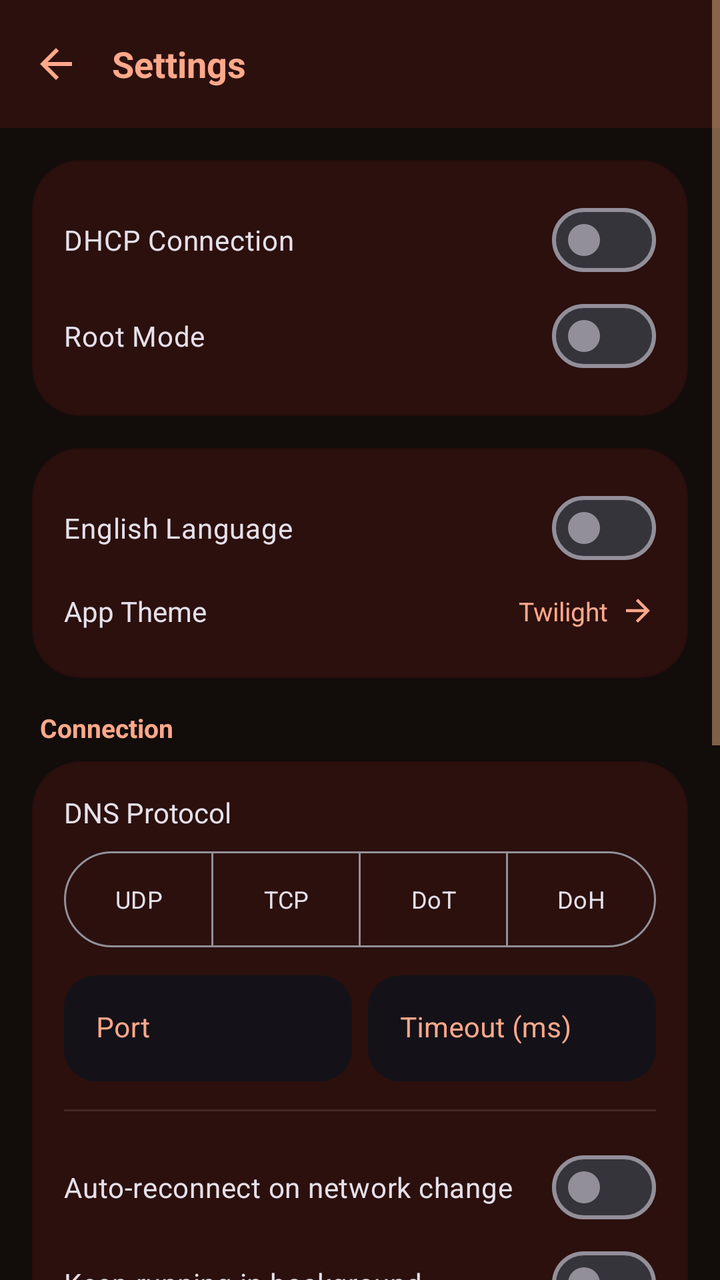
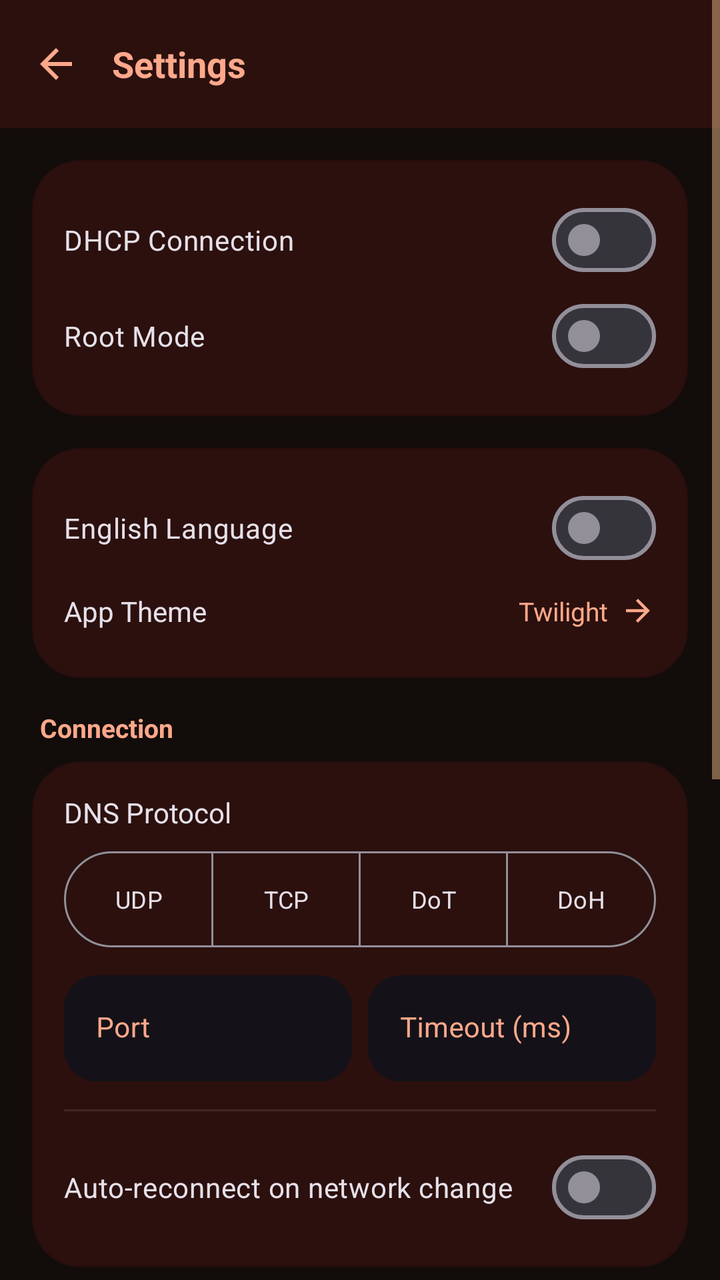

Two renders of the same Android screen: before a commit and after it. Below are the layout's source before the change and the commit's diff.
<!-- AndroidManifest.xml: application theme AppTheme -->
<!-- res/layout/settings_activity.xml -->
<?xml version="1.0" encoding="utf-8"?>
<ScrollView xmlns:android="http://schemas.android.com/apk/res/android"
    xmlns:app="http://schemas.android.com/apk/res-auto"
    android:layout_width="match_parent"
    android:layout_height="match_parent"
    android:background="?attr/colorPrimaryDark"
    android:fillViewport="true">

    <LinearLayout
        android:layout_width="match_parent"
        android:layout_height="wrap_content"
        android:orientation="vertical">

        <LinearLayout
            android:layout_width="match_parent"
            android:layout_height="?attr/actionBarSize"
            android:background="?attr/colorPrimary"
            android:gravity="center_vertical"
            android:orientation="horizontal"
            android:paddingHorizontal="16dp">

            <ImageView
                android:id="@+id/back_button"
                android:layout_width="24dp"
                android:layout_height="24dp"
                android:src="@drawable/ic_back"
                android:tint="?attr/colorAccent"
                android:clickable="true"
                android:focusable="true"/>

            <TextView
                android:id="@+id/settings_title_text"
                android:layout_width="wrap_content"
                android:layout_height="wrap_content"
                android:layout_marginStart="16dp"
                android:text="Settings"
                android:textColor="?attr/colorOnPrimary"
                android:textSize="18sp"
                android:textStyle="bold" />
        </LinearLayout>

        <LinearLayout
            android:layout_width="match_parent"
            android:layout_height="wrap_content"
            android:orientation="vertical"
            android:padding="16dp">

            <com.google.android.material.card.MaterialCardView
                android:layout_width="match_parent"
                android:layout_height="wrap_content"
                android:layout_marginBottom="16dp"
                app:cardCornerRadius="24dp"
                app:cardElevation="0dp"
                app:strokeWidth="1dp"
                app:strokeColor="#1A000000"
                app:cardBackgroundColor="?attr/colorPrimary">

                <LinearLayout
                    android:layout_width="match_parent"
                    android:layout_height="wrap_content"
                    android:orientation="vertical"
                    android:padding="16dp">

                    <com.google.android.material.materialswitch.MaterialSwitch
                        android:id="@+id/dhcp_switch"
                        android:layout_width="match_parent"
                        android:layout_height="wrap_content"
                        android:text="DHCP Connection"
                        android:textColor="?attr/colorOnSurface"
                        android:textSize="14sp"
                        android:paddingVertical="8dp"/>

                    <com.google.android.material.materialswitch.MaterialSwitch
                        android:id="@+id/root_switch"
                        android:layout_width="match_parent"
                        android:layout_height="wrap_content"
                        android:text="Root Mode"
                        android:textColor="?attr/colorOnSurface"
                        android:textSize="14sp"
                        android:paddingVertical="8dp"/>
                </LinearLayout>
            </com.google.android.material.card.MaterialCardView>

            <com.google.android.material.card.MaterialCardView
                android:layout_width="match_parent"
                android:layout_height="wrap_content"
                android:layout_marginBottom="16dp"
                app:cardCornerRadius="24dp"
                app:cardElevation="0dp"
                app:strokeWidth="1dp"
                app:strokeColor="#1A000000"
                app:cardBackgroundColor="?attr/colorPrimary">

                <LinearLayout
                    android:layout_width="match_parent"
                    android:layout_height="wrap_content"
                    android:orientation="vertical"
                    android:padding="16dp">

                    <com.google.android.material.materialswitch.MaterialSwitch
                        android:id="@+id/lang_switch"
                        android:layout_width="match_parent"
                        android:layout_height="wrap_content"
                        android:text="English Language"
                        android:textColor="?attr/colorOnSurface"
                        android:textSize="14sp"
                        android:paddingVertical="8dp"/>

                    <LinearLayout
                        android:id="@+id/theme_picker_row"
                        android:layout_width="match_parent"
                        android:layout_height="wrap_content"
                        android:orientation="horizontal"
                        android:gravity="center_vertical"
                        android:paddingVertical="8dp"
                        android:clickable="true"
                        android:focusable="true"
                        android:background="@drawable/dialog_item_pressed">

                        <TextView
                            android:id="@+id/theme_picker_label"
                            android:layout_width="0dp"
                            android:layout_weight="1"
                            android:layout_height="wrap_content"
                            android:text="App Theme"
                            android:textColor="?attr/colorOnSurface"
                            android:textSize="14sp"/>

                        <TextView
                            android:id="@+id/theme_picker_value"
                            android:layout_width="wrap_content"
                            android:layout_height="wrap_content"
                            android:layout_marginEnd="6dp"
                            android:textColor="?attr/colorAccent"
                            android:textSize="13sp"
                            android:text="Twilight"/>

                        <ImageView
                            android:layout_width="18dp"
                            android:layout_height="18dp"
                            android:src="@drawable/ic_back"
                            android:rotation="180"
                            app:tint="?attr/colorAccent"/>
                    </LinearLayout>
                </LinearLayout>
            </com.google.android.material.card.MaterialCardView>

            <TextView
                android:id="@+id/connection_section_label"
                android:layout_width="wrap_content"
                android:layout_height="wrap_content"
                android:layout_marginStart="4dp"
                android:layout_marginBottom="8dp"
                android:text="Connection"
                android:textColor="?attr/colorAccent"
                android:textSize="13sp"
                android:textStyle="bold"/>

            <com.google.android.material.card.MaterialCardView
                android:layout_width="match_parent"
                android:layout_height="wrap_content"
                android:layout_marginBottom="16dp"
                app:cardCornerRadius="24dp"
                app:cardElevation="0dp"
                app:strokeWidth="1dp"
                app:strokeColor="#1A000000"
                app:cardBackgroundColor="?attr/colorPrimary">

                <LinearLayout
                    android:layout_width="match_parent"
                    android:layout_height="wrap_content"
                    android:orientation="vertical"
                    android:padding="16dp">

                    <TextView
                        android:id="@+id/protocol_label"
                        android:layout_width="wrap_content"
                        android:layout_height="wrap_content"
                        android:layout_marginBottom="10dp"
                        android:text="DNS Protocol"
                        android:textColor="?attr/colorOnSurface"
                        android:textSize="14sp"/>

                    <com.google.android.material.button.MaterialButtonToggleGroup
                        android:id="@+id/protocol_toggle_group"
                        android:layout_width="match_parent"
                        android:layout_height="wrap_content"
                        android:layout_marginBottom="14dp"
                        app:singleSelection="true"
                        app:selectionRequired="true">

                        <com.google.android.material.button.MaterialButton
                            android:id="@+id/btn_protocol_udp"
                            style="@style/Widget.Material3.Button.OutlinedButton"
                            android:layout_width="0dp"
                            android:layout_height="wrap_content"
                            android:layout_weight="1"
                            android:insetTop="0dp"
                            android:insetBottom="0dp"
                            android:text="UDP"
                            android:textSize="12sp"/>

                        <com.google.android.material.button.MaterialButton
                            android:id="@+id/btn_protocol_tcp"
                            style="@style/Widget.Material3.Button.OutlinedButton"
                            android:layout_width="0dp"
                            android:layout_height="wrap_content"
                            android:layout_weight="1"
                            android:insetTop="0dp"
                            android:insetBottom="0dp"
                            android:text="TCP"
                            android:textSize="12sp"/>

                        <com.google.android.material.button.MaterialButton
                            android:id="@+id/btn_protocol_dot"
                            style="@style/Widget.Material3.Button.OutlinedButton"
                            android:layout_width="0dp"
                            android:layout_height="wrap_content"
                            android:layout_weight="1"
                            android:insetTop="0dp"
                            android:insetBottom="0dp"
                            android:text="DoT"
                            android:textSize="12sp"/>

                        <com.google.android.material.button.MaterialButton
                            android:id="@+id/btn_protocol_doh"
                            style="@style/Widget.Material3.Button.OutlinedButton"
                            android:layout_width="0dp"
                            android:layout_height="wrap_content"
                            android:layout_weight="1"
                            android:insetTop="0dp"
                            android:insetBottom="0dp"
                            android:text="DoH"
                            android:textSize="12sp"/>
                    </com.google.android.material.button.MaterialButtonToggleGroup>

                    <com.google.android.material.textfield.TextInputLayout
                        android:id="@+id/dot_hostname_layout"
                        android:layout_width="match_parent"
                        android:layout_height="wrap_content"
                        android:layout_marginBottom="10dp"
                        android:visibility="gone"
                        app:boxBackgroundMode="filled"
                        app:boxCornerRadiusTopEnd="16dp"
                        app:boxCornerRadiusTopStart="16dp"
                        app:boxCornerRadiusBottomEnd="16dp"
                        app:boxCornerRadiusBottomStart="16dp"
                        app:boxStrokeWidth="0dp"
                        app:boxStrokeWidthFocused="0dp"
                        android:hint="DoT Hostname (SNI)"
                        style="@style/BaseTextInputLayout">

                        <com.google.android.material.textfield.TextInputEditText
                            android:id="@+id/dot_hostname_input"
                            android:layout_width="match_parent"
                            android:layout_height="wrap_content"
                            android:inputType="textUri"
                            android:textSize="14sp"
                            android:textColor="?attr/colorOnPrimary"/>
                    </com.google.android.material.textfield.TextInputLayout>

                    <com.google.android.material.textfield.TextInputLayout
                        android:id="@+id/doh_url_layout"
                        android:layout_width="match_parent"
                        android:layout_height="wrap_content"
                        android:layout_marginBottom="10dp"
                        android:visibility="gone"
                        app:boxBackgroundMode="filled"
                        app:boxCornerRadiusTopEnd="16dp"
                        app:boxCornerRadiusTopStart="16dp"
                        app:boxCornerRadiusBottomEnd="16dp"
                        app:boxCornerRadiusBottomStart="16dp"
                        app:boxStrokeWidth="0dp"
                        app:boxStrokeWidthFocused="0dp"
                        android:hint="DoH URL"
                        style="@style/BaseTextInputLayout">

                        <com.google.android.material.textfield.TextInputEditText
                            android:id="@+id/doh_url_input"
                            android:layout_width="match_parent"
                            android:layout_height="wrap_content"
                            android:inputType="textUri"
                            android:textSize="14sp"
                            android:textColor="?attr/colorOnPrimary"/>
                    </com.google.android.material.textfield.TextInputLayout>

                    <LinearLayout
                        android:layout_width="match_parent"
                        android:layout_height="wrap_content"
                        android:orientation="horizontal">

                        <com.google.android.material.textfield.TextInputLayout
                            android:id="@+id/dns_port_layout"
                            android:layout_width="0dp"
                            android:layout_weight="1"
                            android:layout_height="wrap_content"
                            android:layout_marginEnd="8dp"
                            app:boxBackgroundMode="filled"
                            app:boxCornerRadiusTopEnd="16dp"
                            app:boxCornerRadiusTopStart="16dp"
                            app:boxCornerRadiusBottomEnd="16dp"
                            app:boxCornerRadiusBottomStart="16dp"
                            app:boxStrokeWidth="0dp"
                            app:boxStrokeWidthFocused="0dp"
                            android:hint="Port"
                            style="@style/BaseTextInputLayout">

                            <com.google.android.material.textfield.TextInputEditText
                                android:id="@+id/dns_port_input"
                                android:layout_width="match_parent"
                                android:layout_height="wrap_content"
                                android:inputType="number"
                                android:maxLength="5"
                                android:textSize="14sp"
                                android:textColor="?attr/colorOnPrimary"/>
                        </com.google.android.material.textfield.TextInputLayout>

                        <com.google.android.material.textfield.TextInputLayout
                            android:id="@+id/dns_timeout_layout"
                            android:layout_width="0dp"
                            android:layout_weight="1"
                            android:layout_height="wrap_content"
                            app:boxBackgroundMode="filled"
                            app:boxCornerRadiusTopEnd="16dp"
                            app:boxCornerRadiusTopStart="16dp"
                            app:boxCornerRadiusBottomEnd="16dp"
                            app:boxCornerRadiusBottomStart="16dp"
                            app:boxStrokeWidth="0dp"
                            app:boxStrokeWidthFocused="0dp"
                            android:hint="Timeout (ms)"
                            style="@style/BaseTextInputLayout">

                            <com.google.android.material.textfield.TextInputEditText
                                android:id="@+id/dns_timeout_input"
                                android:layout_width="match_parent"
                                android:layout_height="wrap_content"
                                android:inputType="number"
                                android:maxLength="5"
                                android:textSize="14sp"
                                android:textColor="?attr/colorOnPrimary"/>
                        </com.google.android.material.textfield.TextInputLayout>
                    </LinearLayout>

                    <View
                        android:layout_width="match_parent"
                        android:layout_height="1dp"
                        android:layout_marginVertical="14dp"
                        android:background="#1AFFFFFF"/>

                    <com.google.android.material.materialswitch.MaterialSwitch
                        android:id="@+id/auto_reconnect_switch"
                        android:layout_width="match_parent"
                        android:layout_height="wrap_content"
                        android:text="Auto-reconnect on network change"
                        android:textColor="?attr/colorOnSurface"
                        android:textSize="14sp"
                        android:paddingVertical="8dp"/>

                    <com.google.android.material.materialswitch.MaterialSwitch
                        android:id="@+id/background_switch"
                        android:layout_width="match_parent"
                        android:layout_height="wrap_content"
                        android:text="Keep running in background"
                        android:textColor="?attr/colorOnSurface"
                        android:textSize="14sp"
                        android:paddingVertical="8dp"/>
                </LinearLayout>
            </com.google.android.material.card.MaterialCardView>

            <com.google.android.material.card.MaterialCardView
                android:layout_width="match_parent"
                android:layout_height="wrap_content"
                android:layout_marginBottom="16dp"
                app:cardCornerRadius="24dp"
                app:cardElevation="0dp"
                app:strokeWidth="1dp"
                app:strokeColor="#1A000000"
                app:cardBackgroundColor="?attr/colorPrimary">

                <LinearLayout
                    android:layout_width="match_parent"
                    android:layout_height="wrap_content"
                    android:orientation="vertical"
                    android:padding="16dp">

                    <com.google.android.material.textfield.TextInputLayout
                        android:id="@+id/ipv4_layout"
                        android:layout_width="match_parent"
                        android:layout_height="wrap_content"
                        android:layout_marginBottom="12dp"
                        app:boxBackgroundMode="filled"
                        app:boxCornerRadiusTopEnd="16dp"
                        app:boxCornerRadiusTopStart="16dp"
                        app:boxCornerRadiusBottomEnd="16dp"
                        app:boxCornerRadiusBottomStart="16dp"
                        app:boxStrokeWidth="0dp"
                        app:boxStrokeWidthFocused="0dp"
                        android:hint="IPv4 Address"
                        style="@style/BaseTextInputLayout">

                        <com.google.android.material.textfield.TextInputEditText
                            android:id="@+id/ipv4_input"
                            android:layout_width="match_parent"
                            android:layout_height="wrap_content"
                            android:inputType="text"
                            android:textSize="15sp"
                            android:textColor="?attr/colorOnPrimary"/>
                    </com.google.android.material.textfield.TextInputLayout>

                    <com.google.android.material.textfield.TextInputLayout
                        android:id="@+id/log_limit_layout"
                        android:layout_width="match_parent"
                        android:layout_height="wrap_content"
                        app:boxBackgroundMode="filled"
                        app:boxCornerRadiusTopEnd="16dp"
                        app:boxCornerRadiusTopStart="16dp"
                        app:boxCornerRadiusBottomEnd="16dp"
                        app:boxCornerRadiusBottomStart="16dp"
                        app:boxStrokeWidth="0dp"
                        app:boxStrokeWidthFocused="0dp"
                        android:hint="Log Limit"
                        style="@style/BaseTextInputLayout">

                        <com.google.android.material.textfield.TextInputEditText
                            android:id="@+id/log_limit_input"
                            android:layout_width="match_parent"
                            android:layout_height="wrap_content"
                            android:inputType="number"
                            android:textSize="15sp"
                            android:textColor="?attr/colorOnPrimary"/>
                    </com.google.android.material.textfield.TextInputLayout>
                </LinearLayout>
            </com.google.android.material.card.MaterialCardView>

            <com.google.android.material.card.MaterialCardView
                android:layout_width="match_parent"
                android:layout_height="wrap_content"
                android:layout_marginBottom="16dp"
                app:cardCornerRadius="24dp"
                app:cardElevation="0dp"
                app:strokeWidth="1dp"
                app:strokeColor="#1A000000"
                app:cardBackgroundColor="?attr/colorPrimary">

                <LinearLayout
                    android:layout_width="match_parent"
                    android:layout_height="wrap_content"
                    android:orientation="vertical"
                    android:padding="16dp">

                    <TextView
                        android:id="@+id/about_title"
                        android:layout_width="match_parent"
                        android:layout_height="wrap_content"
                        android:text="About"
                        android:textColor="?attr/colorAccent"
                        android:textStyle="bold"
                        android:textSize="14sp"
                        android:paddingBottom="12dp"/>

                    <TextView
                        android:id="@+id/github_link"
                        android:layout_width="match_parent"
                        android:layout_height="wrap_content"
                        android:text="GitHub: deepcodecreate"
                        android:textColor="?attr/colorOnPrimary"
                        android:textSize="14sp"
                        android:paddingVertical="10dp"
                        android:clickable="true"
                        android:focusable="true"
                        android:background="?attr/selectableItemBackground"/>

                    <TextView
                        android:id="@+id/telegram_link"
                        android:layout_width="match_parent"
                        android:layout_height="wrap_content"
                        android:text="Telegram: @deepcodecreate"
                        android:textColor="?attr/colorOnPrimary"
                        android:textSize="14sp"
                        android:paddingVertical="10dp"
                        android:clickable="true"
                        android:focusable="true"
                        android:background="?attr/selectableItemBackground"/>
                </LinearLayout>
            </com.google.android.material.card.MaterialCardView>

            <com.google.android.material.button.MaterialButton
                android:id="@+id/save_button"
                android:layout_width="match_parent"
                android:layout_height="60dp"
                android:text="Save Settings"
                android:textSize="15sp"
                android:textStyle="bold"
                app:cornerRadius="30dp"
                android:backgroundTint="?attr/colorPrimary"
                android:textColor="?attr/colorOnPrimary"
                app:rippleColor="@android:color/transparent"/>

        </LinearLayout>
    </LinearLayout>
</ScrollView>
<!-- resources referenced by this layout -->
<resources>
  <!-- drawable dialog_item_pressed (drawable) -->
  <?xml version="1.0" encoding="utf-8"?>
  <selector xmlns:android="http://schemas.android.com/apk/res/android">
      <item android:state_pressed="true">
          <shape android:shape="rectangle">
              <solid android:color="#33444444" />
              <corners android:radius="4dp" />
          </shape>
      </item>
      <item>
          <shape android:shape="rectangle">
              <solid android:color="@android:color/transparent" />
              <corners android:radius="4dp" />
          </shape>
      </item>
  </selector>
  <!-- drawable ic_back (drawable) -->
  <vector xmlns:android="http://schemas.android.com/apk/res/android"
      android:width="24dp"
      android:height="24dp"
      android:viewportWidth="24"
      android:viewportHeight="24"
      android:tint="?attr/colorAccent">
    <path
        android:fillColor="@android:color/white"
        android:pathData="M20,11H7.83l5.59,-5.59L12,4l-8,8 8,8 1.41,-1.41L7.83,13H20v-2z"/>
  </vector>
  <style name="BaseTextInputLayout" parent="Widget.MaterialComponents.TextInputLayout.OutlinedBox">
          <item name="hintTextColor">?attr/colorAccent</item>
          <item name="helperTextTextColor">?attr/colorAccent</item>
          <item name="errorTextColor">?attr/colorAccent</item>
          <item name="counterTextColor">?attr/colorAccent</item>
          <item name="android:textColorHint">?attr/colorAccent</item>
          <item name="endIconTint">?attr/colorAccent</item>
      </style>
  <style name="AppTheme" parent="Theme.Material3.Dark.NoActionBar">
          <item name="colorOnPrimary">#FFA88B</item>
          <item name="colorPrimary">#2B100E</item>
          <item name="fontFamily">@font/appfont</item>
          <item name="colorPrimaryVariant">#1B100E</item>
          <item name="colorPrimaryDark">#120C0B</item>
          <item name="colorAccent">#FFA88B</item>
          <item name="colorControlActivated">#FFA88B</item>
          <item name="colorControlHighlight">#352726</item>
          <item name="colorControlNormal">#E1B382</item>
          <item name="android:statusBarColor">#2B100E</item>
          <item name="dialogBackgroundColor">#1B100E</item>
          <item name="android:navigationBarColor">#392726</item>
      </style>
</resources>

<!-- the commit's change to res/layout/settings_activity.xml (unified diff, before → after) -->
@@ -355,15 +355,6 @@
                         android:textColor="?attr/colorOnSurface"
                         android:textSize="14sp"
                         android:paddingVertical="8dp"/>
-
-                    <com.google.android.material.materialswitch.MaterialSwitch
-                        android:id="@+id/background_switch"
-                        android:layout_width="match_parent"
-                        android:layout_height="wrap_content"
-                        android:text="Keep running in background"
-                        android:textColor="?attr/colorOnSurface"
-                        android:textSize="14sp"
-                        android:paddingVertical="8dp"/>
                 </LinearLayout>
             </com.google.android.material.card.MaterialCardView>
 
<!-- resource entries referenced after the edit -->
@@ -44,10 +44,11 @@
           <item name="colorAccent">#FFA88B</item>
           <item name="colorControlActivated">#FFA88B</item>
           <item name="colorControlHighlight">#352726</item>
-          <item name="colorControlNormal">#E1B382</item>
+          <item name="colorControlNormal">@color/theme_ember_control_normal</item>
           <item name="android:statusBarColor">#2B100E</item>
           <item name="dialogBackgroundColor">#1B100E</item>
-          <item name="android:navigationBarColor">#392726</item>
+          <item name="android:navigationBarColor">#120C0B</item>
       </style>
+  <color name="theme_ember_control_normal">#E1B382</color>
 </resources>
 
